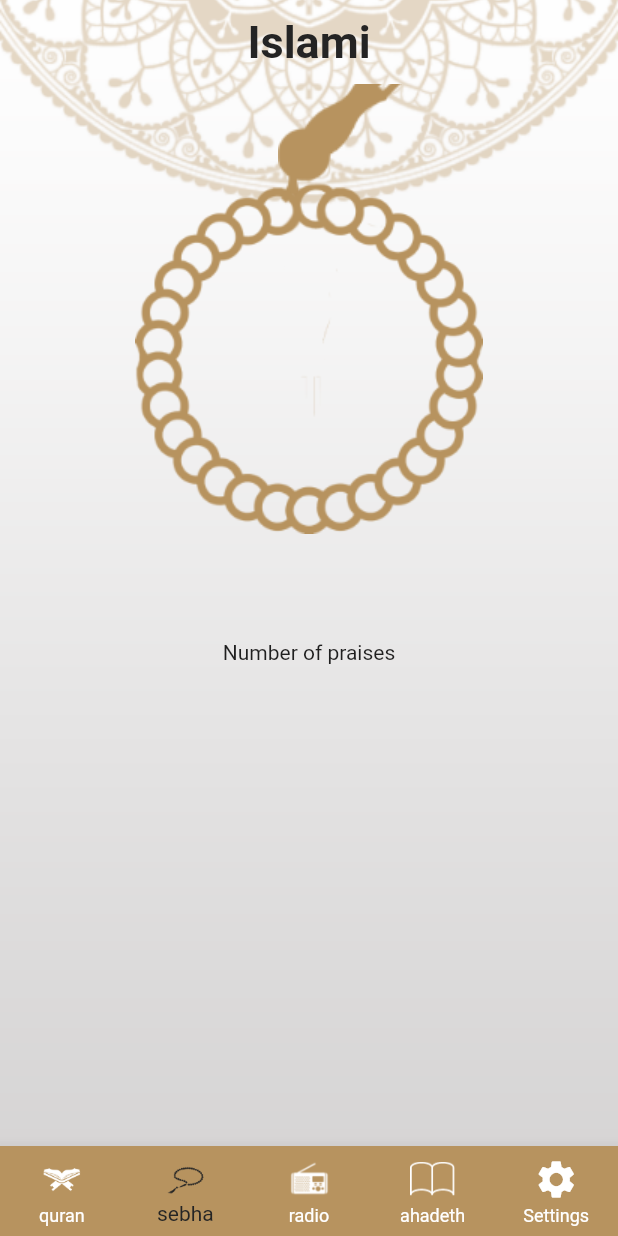
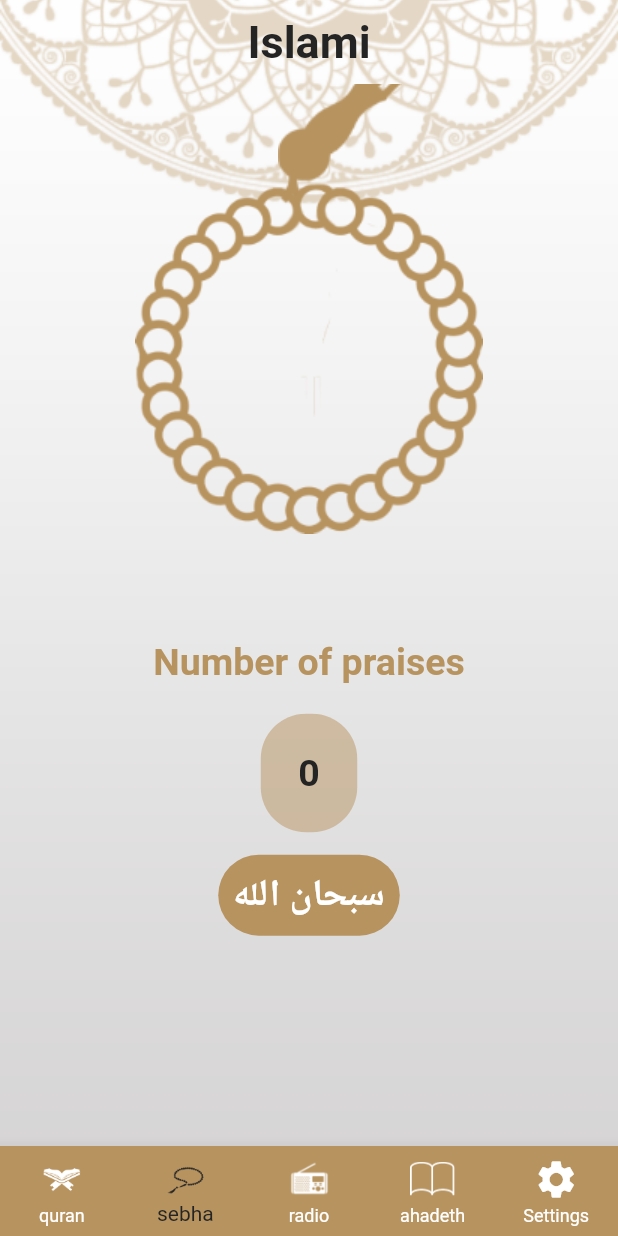
Before and after one commit to DoaaEssamM/islamic_project, a Flutter app: the screen it shows after launch, item 2 of the bottom bar chosen, on a phone screen of 412 x 824 dp. Run offline on Flutter 3.47's test engine with Material 2 defaults, Android fonts, the phone set to English and light mode, and no system bars; our stand-ins replace shared_preferences; generated files the repository leaves out were written again.

Commit message:
finish sebha screen and sharedPreferences

```diff
--- a/lib/home_screen/sebha.dart
+++ b/lib/home_screen/sebha.dart
@@ -1,12 +1,25 @@
 import 'package:flutter/material.dart';
 import 'package:flutter_gen/gen_l10n/app_localizations.dart';
-class SebhaTab extends StatelessWidget {
-  const SebhaTab({Key? key}) : super(key: key);
+import 'package:islamic/my_theme.dart';
+import 'package:islamic/provider/my_provider.dart';
+import 'package:provider/provider.dart';
+class SebhaTab extends StatefulWidget {
+
+  @override
+  State<SebhaTab> createState() => _SebhaTabState();
+}
+
+class _SebhaTabState extends State<SebhaTab> {
+  int sebhaCounter =0;
+  int tsbehatCounter =0;
+  List<String> tsbehat = ['سبحان الله','الحمد لله','لا إله إلا الله','الله أكبر','لا حولَ ولا قوةَ إلا بالله العلي العظيم'];
+  double angle =0;
 
   @override
   Widget build(BuildContext context) {
     double height = MediaQuery.of(context).size.height;
     double width = MediaQuery.of(context).size.width;
+    MyProvider provider = Provider.of<MyProvider>(context);
     return Container(
       width: double.infinity,
       child: Column(
@@ -29,15 +42,65 @@ class SebhaTab extends StatelessWidget {
                 ),
                 Positioned(
                     top: height * 0.08,
-                    child: Image.asset(
-                      'assets/images/body_sebha.png',
+                    child: Transform.rotate(
+                      angle: angle,
+                      child: Image.asset(
+                        'assets/images/body_sebha.png',
+                      ),
                     )),
               ],
             ),
           ),
           Text(
-              AppLocalizations.of(context)!.tasbehat
+              AppLocalizations.of(context)!.tasbehat,
+            style: Theme.of(context).textTheme.subtitle1,
+          ),
+          SizedBox(height: 20,),
+          Container(
+            padding: EdgeInsets.all(25),
+            decoration: BoxDecoration(
+              borderRadius: BorderRadiusDirectional.circular(30),
+              color: provider.mode == ThemeMode.light? MyThemeData.colorGold.withOpacity(0.5)
+                  :MyThemeData.colorPrimaryDark
+            ),
+            child: Text(sebhaCounter.toString(),
+            style:provider.mode == ThemeMode.light? Theme.of(context).textTheme.subtitle1?.copyWith(
+              color: MyThemeData.colorBlack):Theme.of(context).textTheme.subtitle1?.copyWith(
+                color: MyThemeData.colorWhite),),
+          ),
+          SizedBox(height: 15,),
+          InkWell(
+            onTap:(){
+              angle = angle+20;
+              if(sebhaCounter==33){
+                sebhaCounter=0;
+                if(tsbehatCounter==tsbehat.length+1){
+                  tsbehatCounter=0;
+                }else{
+                  tsbehatCounter++;
+                }
+              }else{
+                sebhaCounter++;
+              }
+              setState(() {
+
+              });
+            },
+            child: Container(
+              padding: EdgeInsets.all(10),
+              decoration: BoxDecoration(
+                  borderRadius: BorderRadiusDirectional.circular(30),
+                  color: provider.mode == ThemeMode.light? MyThemeData.colorGold
+                      :MyThemeData.colorYellow),
+              child:
+              Text(tsbehat[tsbehatCounter],
+              style: Theme.of(context).textTheme.subtitle1?.copyWith(
+                color: provider.mode == ThemeMode.light? MyThemeData.colorWhite:MyThemeData.colorBlack,
+                  fontWeight: FontWeight.bold
+              )),
+            ),
           )
+
         ],
       ),
     );
--- a/lib/quran_tab/sura_name_item.dart
+++ b/lib/quran_tab/sura_name_item.dart
@@ -16,7 +16,7 @@ SuraNameItem(this.name, this.index);
       },
       child: Text(name,
         textAlign: TextAlign.center,
-        style: Theme.of(context).textTheme.subtitle1?.copyWith(color: MyThemeData.colorBlack),),
+        style: Theme.of(context).textTheme.subtitle1?.copyWith(color: Theme==ThemeMode.light? MyThemeData.colorBlack:MyThemeData.colorWhite),),
     );
   }
 }
--- /dev/null
+++ b/lib/shared_prefs.dart
@@ -0,0 +1,5 @@
+import 'package:shared_preferences/shared_preferences.dart';
+
+class SharedPrefs{
+  static SharedPreferences? prefs;
+}
--- a/pubspec.yaml
+++ b/pubspec.yaml
@@ -34,6 +34,8 @@ dependencies:
     sdk: flutter
   intl: ^0.17.0
   provider: ^6.0.5
+  shared_preferences: ^2.2.0
+
 
   # The following adds the Cupertino Icons font to your application.
   # Use with the CupertinoIcons class for iOS style icons.
```
Also changed, not shown: lib/home_screen/ahadeth.dart (+8 -8 lines), lib/main.dart (+6 -2 lines), lib/provider/my_provider.dart (+25 -0 lines), lib/quran_tab/quran.dart (+6 -4 lines), pubspec.lock.
